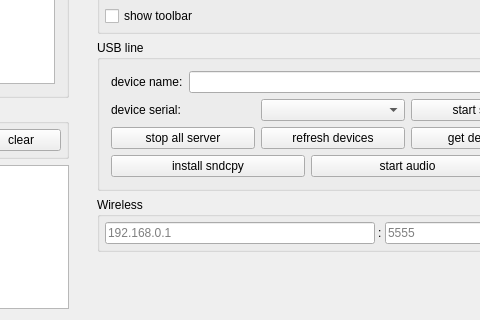
barry-ran/QtScrcpy, file QtScrcpy/ui/dialog.ui: the form before one commit; both pictures show x 564 to 1044 and y 182 to 502 of the 1293 by 502 pixel window.
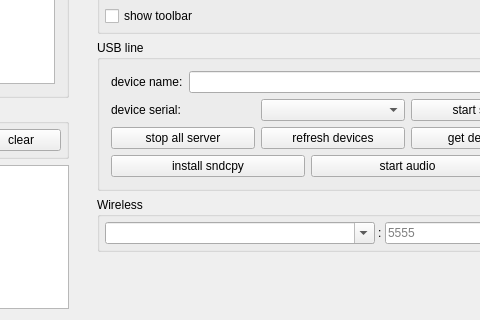
The form after the commit.

```diff
--- a/QtScrcpy/ui/dialog.ui
+++ b/QtScrcpy/ui/dialog.ui
@@ -1059,22 +1059,25 @@
           <number>5</number>
          </property>
          <item>
-          <widget class="QLineEdit" name="deviceIpEdt">
+          <widget class="QComboBox" name="deviceIpEdt">
            <property name="sizePolicy">
             <sizepolicy hsizetype="MinimumExpanding" vsizetype="Preferred">
              <horstretch>0</horstretch>
              <verstretch>0</verstretch>
             </sizepolicy>
            </property>
-           <property name="text">
+           <property name="minimumSize">
+            <size>
+             <width>200</width>
+             <height>0</height>
+            </size>
+           </property>
+           <property name="editable">
+            <bool>true</bool>
+           </property>
+           <property name="currentText">
             <string/>
            </property>
-           <property name="maxLength">
-            <number>128</number>
-           </property>
-           <property name="placeholderText">
-            <string notr="true">192.168.0.1</string>
-           </property>
           </widget>
          </item>
          <item>
```
